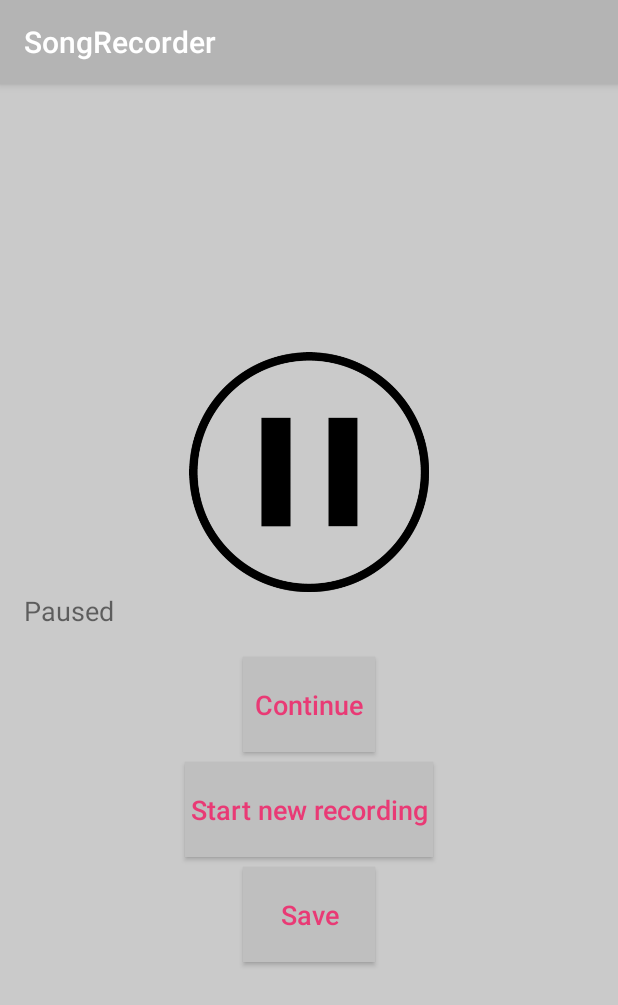
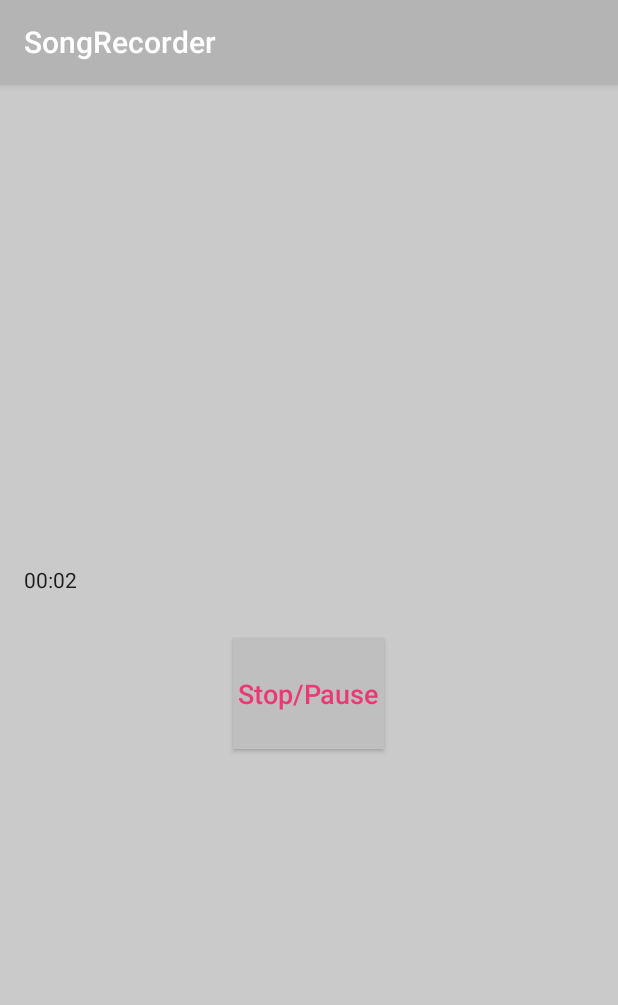
Before and after one commit to mtoshevska/SongRecorder, an Android app: the RecordActivity screen opened directly, with no data from a screen before it, after a tap on "Continue", on a phone screen of 412 x 824 dp. Shown: the top 1005 px of the screen. Run offline under Robolectric (Android 15) with nearby library versions, the phone set to English and light mode, and no system bars; 1 other tap on this screen came first.

```diff
--- a/app/src/main/java/das/songrecorder/RecordActivity.java
+++ b/app/src/main/java/das/songrecorder/RecordActivity.java
@@ -39,15 +39,15 @@ public class RecordActivity extends AppCompatActivity {
         btnContinue.setOnClickListener(new View.OnClickListener() {
             @Override
             public void onClick(View v) {
-                //btnContinue.setVisibility(View.GONE);
-                //btnSave.setVisibility(View.GONE);
-                //pausedText.setVisibility(View.GONE);
-                //imgPaused.setVisibility(View.GONE);
-                //startAgain.setVisibility(View.GONE);
-                //stop_pause.setVisibility(View.VISIBLE);
-                //timer.setVisibility(View.VISIBLE);
-                //timer.setBase(SystemClock.elapsedRealtime() + timeWhenStopped);
-                //timer.start();
+                btnContinue.setVisibility(View.GONE);
+                btnSave.setVisibility(View.GONE);
+                pausedText.setVisibility(View.GONE);
+                imgPaused.setVisibility(View.GONE);
+                startAgain.setVisibility(View.GONE);
+                stop_pause.setVisibility(View.VISIBLE);
+                timer.setVisibility(View.VISIBLE);
+                timer.setBase(SystemClock.elapsedRealtime() + timeWhenStopped);
+                timer.start();
                 //recorder.Continue();
             }
         });
```
Also changed, not shown: app/src/main/java/das/songrecorder/SongsGetter.java (added, +32 -0 lines), app/src/main/java/das/songrecorder/ViewFilesActivity.java (+3 -4 lines).
